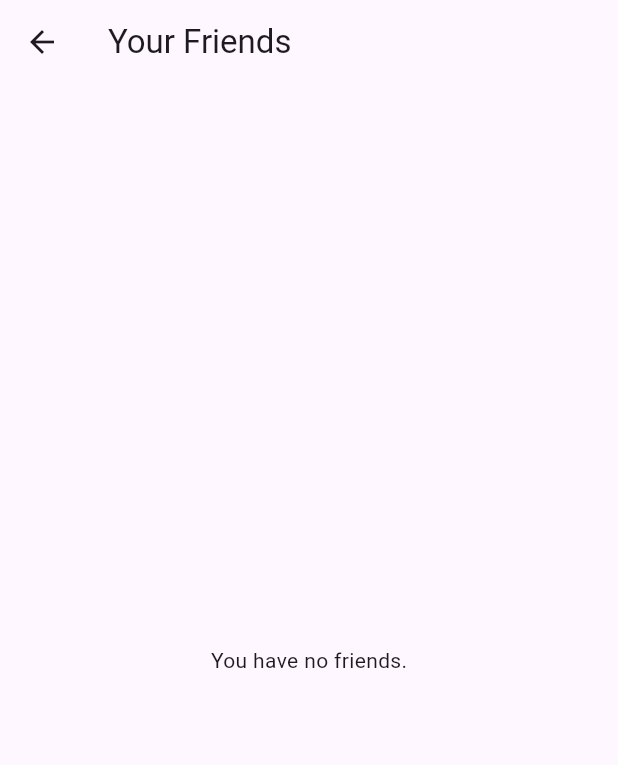
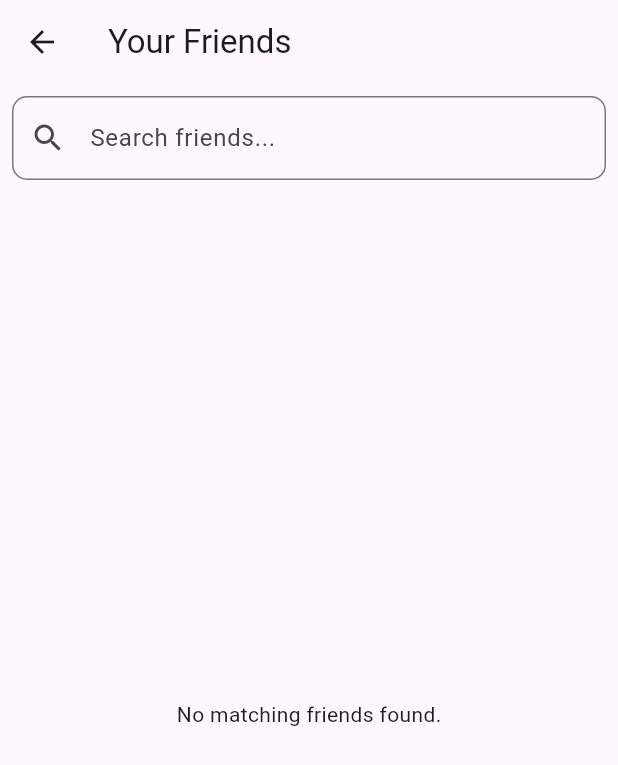
Before and after one commit to Atharv-iitr/Hangout-Planner-App, a Flutter app: the FriendsPage screen opened by its route, on a phone screen of 412 x 824 dp. Shown: the top 765 px of the screen. Run offline on Flutter 3.47's test engine with Material 3 defaults, Android fonts, the phone set to English and light mode, and no system bars; our stand-ins replace cloud_firestore, firebase_auth, firebase_core; accounts and stored records are empty.

Commit message:
searchbar_change

```diff
--- a/lib/Pages/friends.dart
+++ b/lib/Pages/friends.dart
@@ -12,12 +12,31 @@ class FriendsPage extends StatefulWidget {
 
 class _FriendsPageState extends State<FriendsPage> {
   List<Map<String, String>> _friends = [];
+  List<Map<String, String>> _filteredFriends = [];
   bool _isLoading = true;
+  final TextEditingController _searchController = TextEditingController();
 
   @override
   void initState() {
     super.initState();
     _loadFriends();
+    _searchController.addListener(_filterFriends);
+  }
+
+  @override
+  void dispose() {
+    _searchController.dispose();
+    super.dispose();
+  }
+
+  void _filterFriends() {
+    final query = _searchController.text.toLowerCase();
+    setState(() {
+      _filteredFriends = _friends
+          .where((friend) =>
+              friend['username']!.toLowerCase().contains(query))
+          .toList();
+    });
   }
 
   Future<void> _loadFriends() async {
@@ -50,6 +69,7 @@ class _FriendsPageState extends State<FriendsPage> {
 
       setState(() {
         _friends = friends;
+        _filteredFriends = friends;
         _isLoading = false;
       });
     } catch (e) {
@@ -67,8 +87,10 @@ class _FriendsPageState extends State<FriendsPage> {
     if (user == null) return;
 
     try {
-      final userRef = FirebaseFirestore.instance.collection('users').doc(user.uid);
-      final friendRef = FirebaseFirestore.instance.collection('users').doc(friendUid);
+      final userRef =
+          FirebaseFirestore.instance.collection('users').doc(user.uid);
+      final friendRef =
+          FirebaseFirestore.instance.collection('users').doc(friendUid);
 
       // Remove friend from current user's list
       final userDoc = await userRef.get();
@@ -128,24 +150,53 @@ class _FriendsPageState extends State<FriendsPage> {
       appBar: AppBar(title: const Text("Your Friends")),
       body: _isLoading
           ? const Center(child: CircularProgressIndicator())
-          : _friends.isEmpty
-              ? const Center(child: Text("You have no friends."))
+          : Column(
+              children: [
+                Padding(
+                  padding: const EdgeInsets.all(8.0),
+                  child: TextField(
+                    controller: _searchController,
+                    decoration: InputDecoration(
+                      prefixIcon: const Icon(Icons.search),
+                      hintText: 'Search friends...',
+                      border: OutlineInputBorder(
+                        borderRadius: BorderRadius.circular(10),
+                      ),
+                      suffixIcon: _searchController.text.isNotEmpty
+                          ? IconButton(
+                              icon: const Icon(Icons.clear),
+                              onPressed: () {
+                                _searchController.clear();
+                                _filterFriends();
+                              },
+                            )
+                          : null,
+                    ),
+                  ),
+                ),
+                Expanded(
+                  child: _filteredFriends.isEmpty
+                      ? const Center(child: Text("No matching friends found."))
                       : ListView.builder(
-                  itemCount: _friends.length,
+                          itemCount: _filteredFriends.length,
                           itemBuilder: (context, index) {
-                    final friend = _friends[index];
+                            final friend = _filteredFriends[index];
                             return ListTile(
                               leading: const Icon(Icons.person),
                               title: Text(friend['username'] ?? 'Unknown'),
                               trailing: IconButton(
-                        icon: const Icon(Icons.remove_circle, color: Colors.red),
+                                icon: const Icon(Icons.remove_circle,
+                                    color: Colors.red),
                                 tooltip: "Remove friend",
-                        onPressed: () =>
-                            _confirmAndRemove(friend['uid']!, friend['username']!),
+                                onPressed: () => _confirmAndRemove(
+                                    friend['uid']!, friend['username']!),
                               ),
                             );
                           },
                         ),
+                ),
+              ],
+            ),
     );
   }
 }
```
Also changed, not shown: lib/Pages/search.dart (+32 -21 lines). Lines whose indentation alone changed are shown as unchanged.
